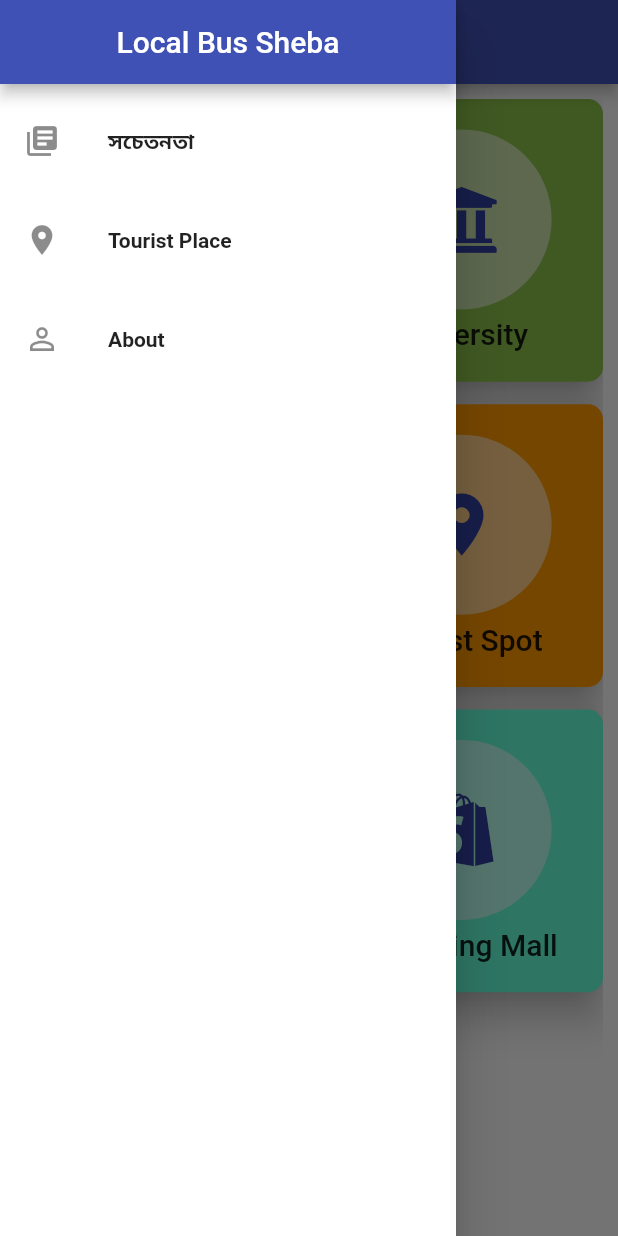
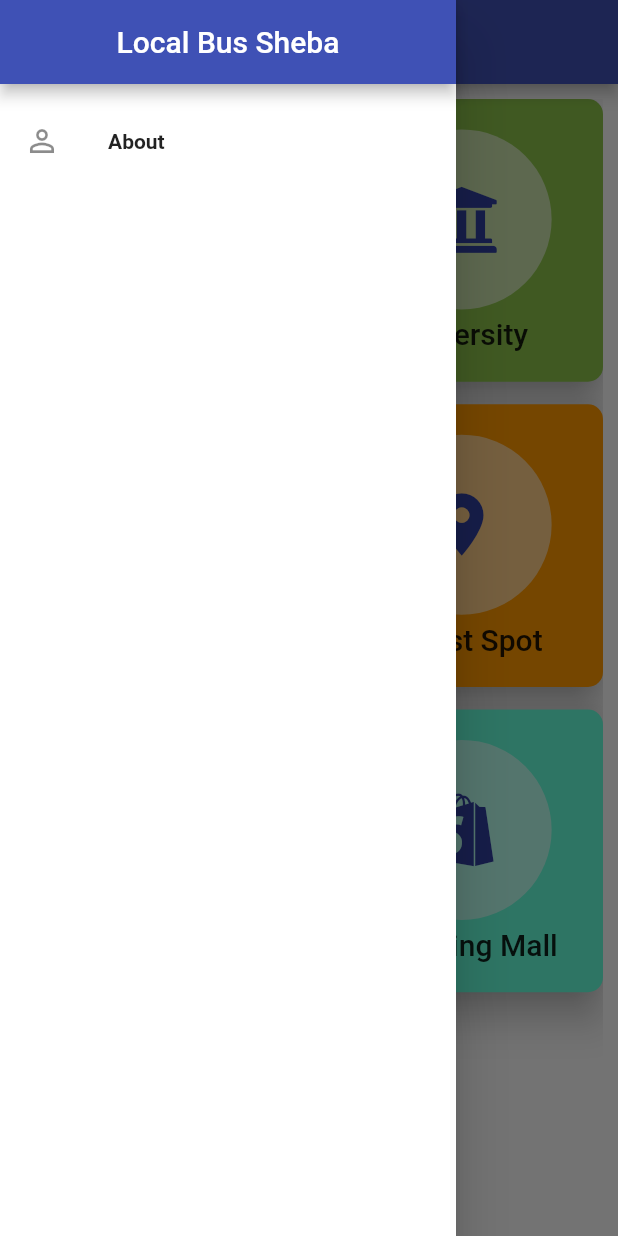
Before and after one commit to sohagmahin/Search-Dhaka, a Flutter app: the screen it shows after launch, with the side drawer open, on a phone screen of 412 x 824 dp. Run offline on Flutter 3.47's test engine with Material 2 defaults, Android fonts, the phone set to English and light mode, and no system bars; our stand-ins replace carousel_slider, data_connection_checker, font_awesome_flutter, shared_preferences, sqflite; missing offline and left inert: autocomplete_textfield; accounts and stored records are empty; Roboto replaces fonts that are missing (ZCOOLQingKeHuangYou).

Commit message:
removed [ConsciousPage, Tourist Spot]

```diff
--- a/lib/widget/home_page_drawer.dart
+++ b/lib/widget/home_page_drawer.dart
@@ -17,33 +17,7 @@ class HomePageDrawer extends StatelessWidget {
                 automaticallyImplyLeading: false,
                 centerTitle: true,
               ),
-              //_buildHeaderContainer(context),
-              SizedBox(
-                height: 10,
-              ),
-              ListTile(
-                title: Text(
-                  'সচেতনতা',
-                  style: TextStyle(fontWeight: FontWeight.bold),
-                ),
-                leading: Icon(Icons.library_books),
-                onTap: () {
-                  Navigator.of(context).pushNamed(ConsciousInfoPage.routeName);
-                },
-              ),
-              SizedBox(
-                height: 10,
-              ),
-              ListTile(
-                title: Text(
-                  'Tourist Place',
-                  style: TextStyle(fontWeight: FontWeight.bold),
-                ),
-                leading: Icon(Icons.place),
-                onTap: () {
-                  Navigator.of(context).pushNamed(Places.routeName);
-                },
-              ),
+//              _buildHeaderContainer(context),
               SizedBox(
                 height: 10,
               ),
```
